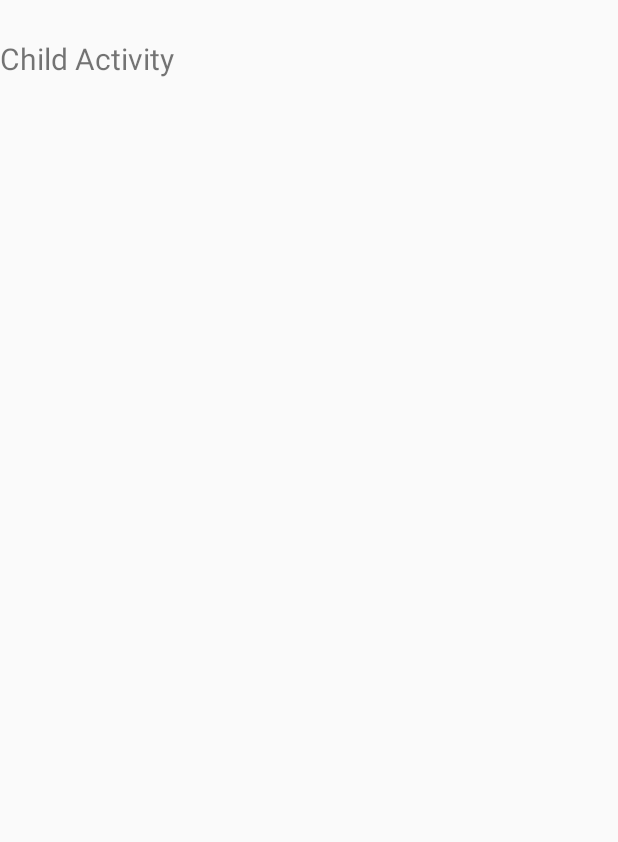
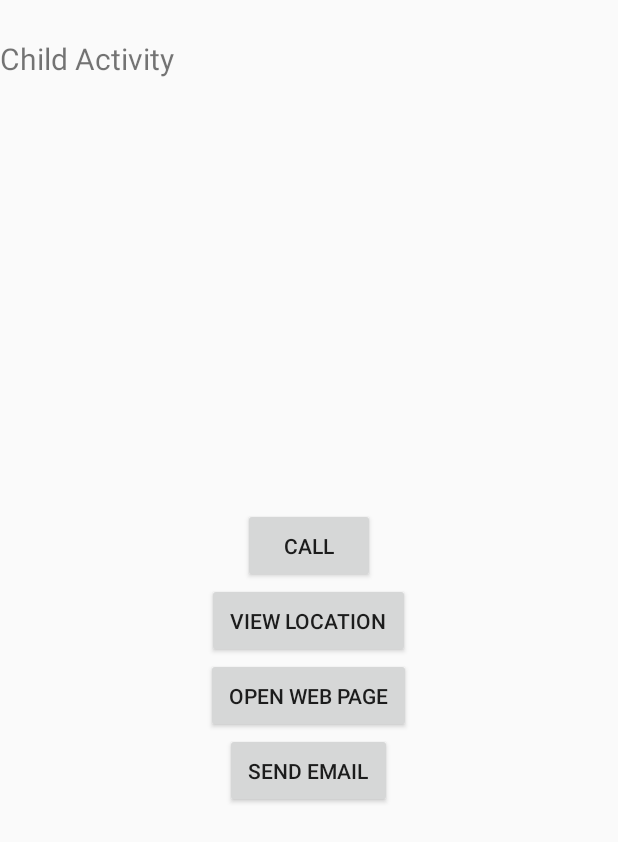
Before and after one commit to im-aditya/learning-android, an Android app: the ChildActivity screen opened directly, with no data from a screen before it, on a phone screen of 412 x 824 dp. Before the commit the part shown is almost empty. Shown: the top 842 px of the screen. Run offline under Robolectric (Android 15) with nearby library versions, the phone set to English and light mode, and no system bars.

Commit message:
- added some implicit intents to the ChildActivity

```diff
--- a/LearningIntents/app/src/main/java/com/learningandroid/learningintents/ChildActivity.java
+++ b/LearningIntents/app/src/main/java/com/learningandroid/learningintents/ChildActivity.java
@@ -1,15 +1,85 @@
 package com.learningandroid.learningintents;
 
+import android.content.Intent;
+import android.content.pm.PackageManager;
+import android.net.Uri;
 import android.support.v7.app.AppCompatActivity;
 import android.os.Bundle;
+import android.view.View;
+import android.widget.Button;
+import android.widget.Toast;
 
-public class ChildActivity extends AppCompatActivity
+import java.util.List;
+
+public class ChildActivity extends AppCompatActivity implements View.OnClickListener
 {
+    private Button btnStartCall;
+    private Button btnViewLocation;
+    private Button btnOpenWebPage;
+    private Button btnSendEmail;
 
     @Override
     protected void onCreate(Bundle savedInstanceState)
     {
         super.onCreate(savedInstanceState);
         setContentView(R.layout.activity_child);
+
+        btnStartCall = this.findViewById(R.id.btn_start_call);
+        btnStartCall.setOnClickListener(this);
+
+        btnViewLocation = this.findViewById(R.id.btn_view_location);
+        btnViewLocation.setOnClickListener(this);
+
+        btnOpenWebPage = this.findViewById(R.id.btn_open_web_page);
+        btnOpenWebPage.setOnClickListener(this);
+
+        btnSendEmail = this.findViewById(R.id.btn_send_email);
+        btnSendEmail.setOnClickListener(this);
+    }
+
+    @Override
+    public void onClick(View view)
+    {
+        Intent intent = null;
+
+        switch (view.getId())
+        {
+            case R.id.btn_start_call :
+                Uri number = Uri.parse("tel:9167365421");
+                intent = new Intent(Intent.ACTION_DIAL, number);
+                break;
+            case R.id.btn_view_location :
+                Uri location = Uri.parse("geo:0,0?q=1600+Amphitheatre+Parkway,+Mountain+View,+California");
+                intent = new Intent(Intent.ACTION_VIEW, location);
+                break;
+            case R.id.btn_open_web_page :
+                Uri webpage = Uri.parse("http://www.android.com");
+                intent = new Intent(Intent.ACTION_VIEW, webpage);
+                break;
+            case R.id.btn_send_email :
+                intent = new Intent(Intent.ACTION_SEND);
+                intent.setType("text/plain");
+                intent.putExtra(Intent.EXTRA_EMAIL, new String[] {"jon@example.com"}); // recipients
+                intent.putExtra(Intent.EXTRA_SUBJECT, "Email subject");
+                intent.putExtra(Intent.EXTRA_TEXT, "Email message text");
+                intent.putExtra(Intent.EXTRA_STREAM, Uri.parse("content://path/to/email/attachment"));
+                break;
+        }
+
+        if(intent != null)
+        {
+            //checking if some app exists to handle this intent
+            PackageManager packageManager = getPackageManager();
+            List activities = packageManager.queryIntentActivities(intent, PackageManager.MATCH_DEFAULT_ONLY);
+
+            if(activities.size() > 0)
+            {
+                this.startActivity(intent);
+            }
+            else
+            {
+                Toast.makeText(this, "No activity found for this action.", Toast.LENGTH_SHORT).show();
+            }
+        }
     }
 }
--- a/LearningIntents/app/src/main/java/com/learningandroid/learningintents/MainActivity.java
+++ b/LearningIntents/app/src/main/java/com/learningandroid/learningintents/MainActivity.java
@@ -21,9 +21,6 @@ public class MainActivity extends AppCompatActivity
     {
         super.onCreate(savedInstanceState);
         setContentView(R.layout.activity_main);
-
-        //TODO : start another activity for result
-        //TODO : Exchange data
 
         //TODO : start a service
         //TODO : start a bounded service
--- a/LearningIntents/app/src/main/res/layout/activity_child.xml
+++ b/LearningIntents/app/src/main/res/layout/activity_child.xml
@@ -8,6 +8,7 @@
     tools:context="com.learningandroid.learningintents.ChildActivity">
 
     <TextView
+        android:id="@+id/tv_title"
         android:layout_width="wrap_content"
         android:layout_height="wrap_content"
         android:layout_marginTop="25dp"
@@ -19,4 +20,40 @@
         app:layout_constraintTop_toTopOf="parent"
         app:layout_constraintRight_toRightOf="parent"/>
 
+    <LinearLayout
+        android:layout_width="match_parent"
+        android:layout_height="wrap_content"
+        android:orientation="vertical"
+        android:gravity="center_horizontal"
+        app:layout_constraintTop_toBottomOf="@id/tv_title"
+        app:layout_constraintBottom_toBottomOf="parent">
+
+        <Button
+            android:id="@+id/btn_start_call"
+            android:layout_width="wrap_content"
+            android:layout_height="wrap_content"
+            android:padding="15dp"
+            android:text="@string/start_call" />
+
+        <Button
+            android:id="@+id/btn_view_location"
+            android:layout_width="wrap_content"
+            android:layout_height="wrap_content"
+            android:padding="15dp"
+            android:text="@string/view_location"/>
+
+        <Button
+            android:id="@+id/btn_open_web_page"
+            android:layout_width="wrap_content"
+            android:layout_height="wrap_content"
+            android:padding="15dp"
+            android:text="@string/open_web_page"/>
+
+        <Button
+            android:id="@+id/btn_send_email"
+            android:layout_width="wrap_content"
+            android:layout_height="wrap_content"
+            android:padding="15dp"
+            android:text="@string/send_email"/>
+    </LinearLayout>
 </android.support.constraint.ConstraintLayout>
--- a/LearningIntents/app/src/main/res/values/strings.xml
+++ b/LearningIntents/app/src/main/res/values/strings.xml
@@ -4,4 +4,9 @@
     <string name="start_activity">Start activity</string>
     <string name="start_activity_for_result">Start activity for result</string>
     <string name="child_tv_default_message">Child Activity</string>
+    <string name="start_call">Call</string>
+    <string name="view_location">View location</string>
+    <string name="open_web_page">Open web page</string>
+    <string name="send_email">Send email</string>
+    <string name="add_event">Add calender event</string>
 </resources>
```
